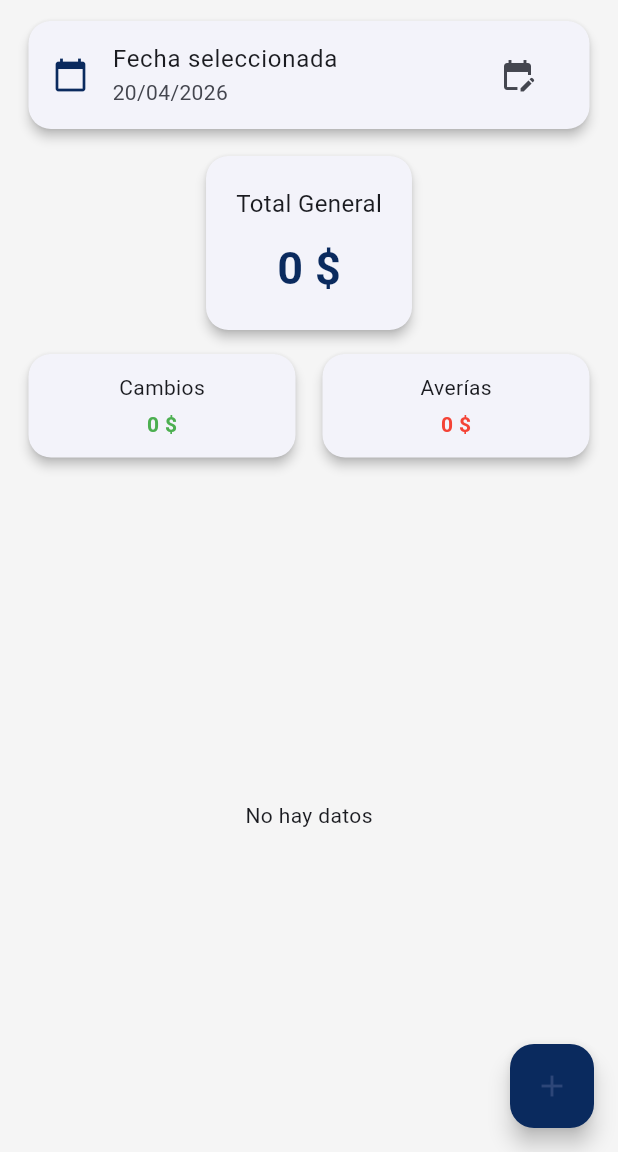
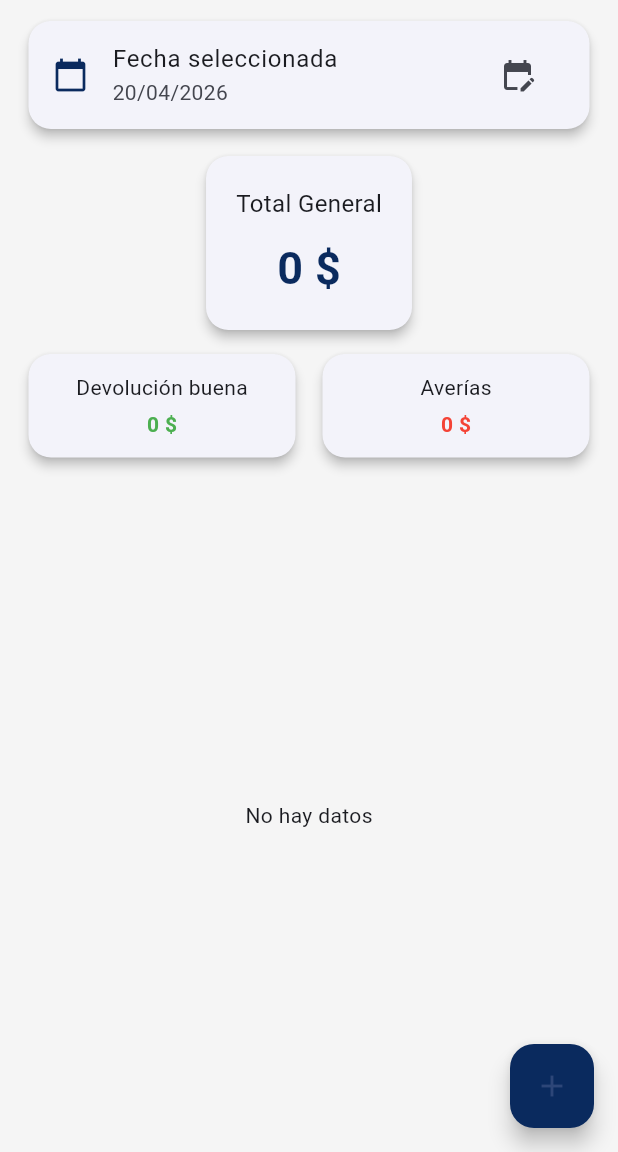
Before and after one commit to admonlym536-blip/recepcion_app, a Flutter app: the ListaRecepcionesScreen screen opened directly, on a phone screen of 412 x 824 dp, the part 84-1236 px from its top. Run offline on Flutter 3.47's test engine with Material 3 defaults, Android fonts, the phone set to English and light mode, and no system bars; our stand-ins replace supabase_flutter; missing offline and left inert: mobile_scanner; accounts and stored records are empty.

Commit message:
fix: cambio a devolucion buena en app flutter

```diff
--- a/lib/screens/detalle_recepcion_screen.dart
+++ b/lib/screens/detalle_recepcion_screen.dart
@@ -21,7 +21,7 @@ class _DetalleRecepcionScreenState extends State<DetalleRecepcionScreen> {
   final currencyFormat = NumberFormat.currency(
     locale: 'es_CO',
     symbol: '\$',
-    decimalDigits: 0, // 🔥 sin decimales
+    decimalDigits: 0,
   );
 
   @override
@@ -47,7 +47,6 @@ class _DetalleRecepcionScreenState extends State<DetalleRecepcionScreen> {
     }
   }
 
-  // 🔥 AGRUPAR PRODUCTOS
   List<Map<String, dynamic>> agruparProductos(List datos) {
     final Map<String, Map<String, dynamic>> mapa = {};
 
@@ -81,7 +80,6 @@ class _DetalleRecepcionScreenState extends State<DetalleRecepcionScreen> {
           ? const Center(child: CircularProgressIndicator())
           : Column(
               children: [
-                // 🔥 RESUMEN MEJORADO
                 Card(
                   margin: const EdgeInsets.all(10),
                   child: Padding(
@@ -103,8 +101,9 @@ class _DetalleRecepcionScreenState extends State<DetalleRecepcionScreen> {
                           mainAxisAlignment:
                               MainAxisAlignment.spaceAround,
                           children: [
+                            // 🔥 CAMBIO AQUÍ
                             Text(
-                              "Cambios: ${currencyFormat.format(r['total_cambios'] ?? 0)}",
+                              "Devolución buena: ${currencyFormat.format(r['total_devolucion_buena'] ?? 0)}",
                               style: const TextStyle(
                                   color: Colors.green),
                             ),
@@ -120,7 +119,6 @@ class _DetalleRecepcionScreenState extends State<DetalleRecepcionScreen> {
                   ),
                 ),
 
-                // 🔥 ENCABEZADO TABLA
                 Container(
                   padding: const EdgeInsets.all(10),
                   margin: const EdgeInsets.symmetric(horizontal: 10),
@@ -147,7 +145,6 @@ class _DetalleRecepcionScreenState extends State<DetalleRecepcionScreen> {
                   ),
                 ),
 
-                // 📦 TABLA
                 Expanded(
                   child: agrupados.isEmpty
                       ? const Center(child: Text("Sin productos"))
@@ -163,7 +160,6 @@ class _DetalleRecepcionScreenState extends State<DetalleRecepcionScreen> {
                                 padding: const EdgeInsets.all(12),
                                 child: Row(
                                   children: [
-                                    // 📦 PRODUCTO
                                     Expanded(
                                       flex: 4,
                                       child: Text(
@@ -173,7 +169,6 @@ class _DetalleRecepcionScreenState extends State<DetalleRecepcionScreen> {
                                       ),
                                     ),
 
-                                    // 🔢 CANTIDAD
                                     Expanded(
                                       flex: 2,
                                       child: Text(
@@ -182,11 +177,12 @@ class _DetalleRecepcionScreenState extends State<DetalleRecepcionScreen> {
                                       ),
                                     ),
 
-                                    // 🔄 TIPO
                                     Expanded(
                                       flex: 2,
                                       child: Text(
-                                        d['tipo'],
+                                        d['tipo'] == 'devolucion buena'
+                                            ? 'Devolución buena'
+                                            : d['tipo'],
                                         textAlign: TextAlign.center,
                                         style: TextStyle(
                                           color: d['tipo'] == 'averia'
@@ -197,7 +193,6 @@ class _DetalleRecepcionScreenState extends State<DetalleRecepcionScreen> {
                                       ),
                                     ),
 
-                                    // 💰 TOTAL
                                     Expanded(
                                       flex: 3,
                                       child: Text(
--- a/lib/screens/lista_recepciones_screen.dart
+++ b/lib/screens/lista_recepciones_screen.dart
@@ -25,7 +25,6 @@ class _ListaRecepcionesScreenState extends State<ListaRecepcionesScreen> {
     decimalDigits: 0,
   );
 
-  // 🔥 STREAM SIN FILTROS (COMPATIBLE)
   Stream<List<Map<String, dynamic>>> getRecepcionesStream() {
     return supabase
         .from('recepciones')
@@ -70,18 +69,17 @@ class _ListaRecepcionesScreenState extends State<ListaRecepcionesScreen> {
             return const Center(child: CircularProgressIndicator());
           }
 
-          // 🔥 FILTRADO EN FLUTTER (AQUÍ ESTÁ EL TRUCO)
           final recepciones = snapshot.data!.where((r) {
             final fecha = DateTime.parse(r['created_at']);
             return esMismaFecha(fecha);
           }).toList();
 
-          // 🔥 TOTALES EN TIEMPO REAL
           final totalGeneral = recepciones.fold(
               0.0, (sum, r) => sum + (r['total'] ?? 0));
 
-          final totalCambios = recepciones.fold(
-              0.0, (sum, r) => sum + (r['total_cambios'] ?? 0));
+          // 🔥 CORREGIDO
+          final totalDevolucionBuena = recepciones.fold(
+              0.0, (sum, r) => sum + (r['total_devolucion_buena'] ?? 0));
 
           final totalAverias = recepciones.fold(
               0.0, (sum, r) => sum + (r['total_averias'] ?? 0));
@@ -90,7 +88,6 @@ class _ListaRecepcionesScreenState extends State<ListaRecepcionesScreen> {
             children: [
               const SizedBox(height: 10),
 
-              // 📅 FECHA
               Padding(
                 padding: const EdgeInsets.symmetric(horizontal: 15),
                 child: Card(
@@ -112,7 +109,6 @@ class _ListaRecepcionesScreenState extends State<ListaRecepcionesScreen> {
 
               const SizedBox(height: 10),
 
-              // 🔥 TOTAL GENERAL
               Padding(
                 padding: const EdgeInsets.symmetric(horizontal: 15),
                 child: Card(
@@ -141,7 +137,7 @@ class _ListaRecepcionesScreenState extends State<ListaRecepcionesScreen> {
 
               const SizedBox(height: 8),
 
-              // 🔥 KPIs
+              // 🔥 KPI CORREGIDO
               Padding(
                 padding:
                     const EdgeInsets.symmetric(horizontal: 15),
@@ -149,8 +145,8 @@ class _ListaRecepcionesScreenState extends State<ListaRecepcionesScreen> {
                   children: [
                     Expanded(
                       child: _cardKPI(
-                        "Cambios",
-                        currencyFormat.format(totalCambios),
+                        "Devolución buena",
+                        currencyFormat.format(totalDevolucionBuena),
                         color: Colors.green,
                       ),
                     ),
@@ -168,7 +164,6 @@ class _ListaRecepcionesScreenState extends State<ListaRecepcionesScreen> {
 
               const SizedBox(height: 10),
 
-              // 📋 LISTA
               Expanded(
                 child: recepciones.isEmpty
                     ? _emptyState()
@@ -178,8 +173,11 @@ class _ListaRecepcionesScreenState extends State<ListaRecepcionesScreen> {
                           final r = recepciones[index];
 
                           final total = r['total'] ?? 0;
-                          final cambios =
-                              r['total_cambios'] ?? 0;
+
+                          // 🔥 CORREGIDO
+                          final devolucionBuena =
+                              r['total_devolucion_buena'] ?? 0;
+
                           final averias =
                               r['total_averias'] ?? 0;
 
@@ -236,7 +234,7 @@ class _ListaRecepcionesScreenState extends State<ListaRecepcionesScreen> {
                                       ),
                                     ),
                                     Text(
-                                      "C: ${currencyFormat.format(cambios)}",
+                                      "D: ${currencyFormat.format(devolucionBuena)}",
                                       style:
                                           const TextStyle(
                                         color: Colors.green,
--- a/lib/screens/login_page.dart
+++ b/lib/screens/login_page.dart
@@ -11,7 +11,7 @@ class LoginPage extends StatefulWidget {
 
 class _LoginPageState extends State<LoginPage> {
   final _emailController = TextEditingController();
-  final _passwordController = TextEditingController();
+  final _passwordController = TextEditingController(); // ✅ CORREGIDO
 
   bool _cargando = false;
   bool _verPassword = false;
--- a/lib/screens/nueva_recepcion_screen.dart
+++ b/lib/screens/nueva_recepcion_screen.dart
@@ -23,11 +23,11 @@ class _NuevaRecepcionScreenState extends State<NuevaRecepcionScreen> {
   bool iniciado = false;
   bool loading = false;
 
-  String tipoSeleccionado = 'cambio';
+  // 🔥 CAMBIO
+  String tipoSeleccionado = 'devolucion buena';
 
   List<Map<String, dynamic>> productos = [];
 
-  // 🔹 PEDIR CANTIDAD
   Future<int?> pedirCantidad(String nombre) async {
     final controller = TextEditingController(text: '1');
 
@@ -57,7 +57,6 @@ class _NuevaRecepcionScreenState extends State<NuevaRecepcionScreen> {
     );
   }
 
-  // 🔹 ESCANEAR
   Future<void> escanear() async {
     final codigo = await Navigator.push(
       context,
@@ -108,7 +107,6 @@ class _NuevaRecepcionScreenState extends State<NuevaRecepcionScreen> {
     }
   }
 
-  // 🔥 INGRESO MANUAL (SKU + CODIGO)
   Future<void> agregarManual() async {
     final controller = TextEditingController();
 
@@ -141,7 +139,7 @@ class _NuevaRecepcionScreenState extends State<NuevaRecepcionScreen> {
       final data = await supabase
           .from('productos')
           .select()
-          .or('sku.eq.$texto,codigo.eq.$texto') // 🔥 CAMBIO CLAVE
+          .or('sku.eq.$texto,codigo.eq.$texto')
           .maybeSingle();
 
       if (data == null) {
@@ -179,15 +177,15 @@ class _NuevaRecepcionScreenState extends State<NuevaRecepcionScreen> {
     }
   }
 
-  // 🔹 TOTALES
   double get total => productos.fold(
         0,
         (s, p) =>
             s + ((p['precio'] as num) * (p['cantidad'] as int)),
       );
 
-  double get totalCambios => productos
-      .where((p) => p['tipo'] == 'cambio')
+  // 🔥 CAMBIO
+  double get totalDevolucionBuena => productos
+      .where((p) => p['tipo'] == 'devolucion buena')
       .fold(
         0,
         (s, p) =>
@@ -202,7 +200,6 @@ class _NuevaRecepcionScreenState extends State<NuevaRecepcionScreen> {
             s + ((p['precio'] as num) * (p['cantidad'] as int)),
       );
 
-  // 🔥 GUARDAR
   Future<void> guardar() async {
     if (productos.isEmpty) {
       ScaffoldMessenger.of(context).showSnackBar(
@@ -229,7 +226,8 @@ class _NuevaRecepcionScreenState extends State<NuevaRecepcionScreen> {
             'placa': placaController.text,
             'usuario': Supabase.instance.client.auth.currentUser?.email,
             'total': total,
-            'total_cambios': totalCambios,
+            // 🔥 CAMBIO
+            'total_devolucion_buena': totalDevolucionBuena,
             'total_averias': totalAverias,
             'created_at': DateTime.now().toIso8601String(),
           })
@@ -321,7 +319,7 @@ class _NuevaRecepcionScreenState extends State<NuevaRecepcionScreen> {
                                 MainAxisAlignment.spaceAround,
                             children: [
                               Text(
-                                "Cambios: ${currencyFormat.format(totalCambios)}",
+                                "Devolución buena: ${currencyFormat.format(totalDevolucionBuena)}",
                                 style: const TextStyle(color: Colors.green),
                               ),
                               Text(
@@ -338,11 +336,14 @@ class _NuevaRecepcionScreenState extends State<NuevaRecepcionScreen> {
                   const SizedBox(height: 10),
 
                   DropdownButtonFormField(
-                    initialValue: tipoSeleccionado, // 🔥 CAMBIO
+                    initialValue: tipoSeleccionado,
                     decoration: const InputDecoration(labelText: 'Tipo'),
                     items: const [
-                      DropdownMenuItem(value: 'cambio', child: Text('Cambio')),
-                      DropdownMenuItem(value: 'averia', child: Text('Avería')),
+                      DropdownMenuItem(
+                          value: 'devolucion buena',
+                          child: Text('Devolución buena')),
+                      DropdownMenuItem(
+                          value: 'averia', child: Text('Avería')),
                     ],
                     onChanged: (v) =>
                         setState(() => tipoSeleccionado = v!),
```
